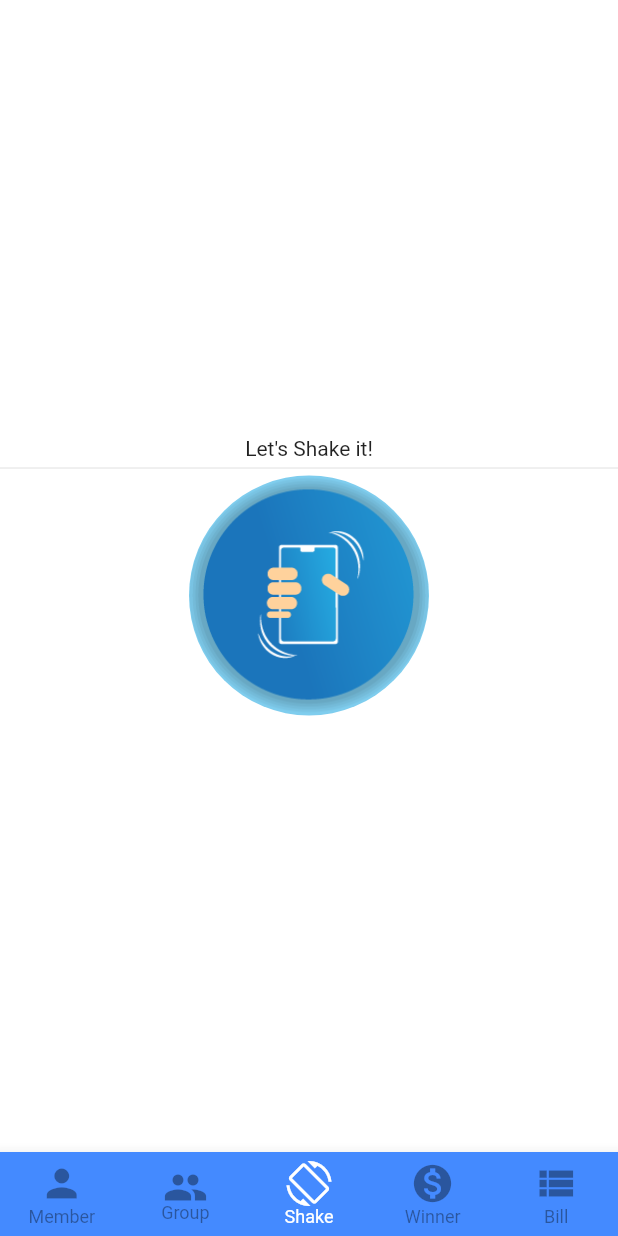
After one commit to AkiraDT/D-Arisan---Flutter, a Flutter app: the screen it shows after launch, item 3 of the bottom bar chosen, on a phone screen of 412 x 824 dp. The commit adds this screen. Run offline on Flutter 3.47's test engine with Material 2 defaults, Android fonts, the phone set to English and light mode, and no system bars; our stand-ins replace flutter_riverpod, flutter_secure_storage, image_picker.

Commit message:
add shake screen

```diff
--- a/lib/main_tab/main_tab_view_model.dart
+++ b/lib/main_tab/main_tab_view_model.dart
@@ -1,5 +1,6 @@
 import 'package:darisan/group/group_screen.dart';
 import 'package:darisan/member/member_screen.dart';
+import 'package:darisan/shake_arisan/shake_arisan_screen.dart';
 import 'package:flutter/cupertino.dart';
 import 'package:flutter_riverpod/flutter_riverpod.dart';
 
@@ -23,7 +24,7 @@ class MainTabViewModel extends StateNotifier {
       case 1:
         return GroupScreen();
       case 2:
-        return MemberScreen();
+        return ShakeArisanScreen();
       case 3:
         return GroupScreen();
       case 4:
--- a/lib/member_add/member_add_screen.dart
+++ b/lib/member_add/member_add_screen.dart
@@ -118,12 +118,14 @@ class MemberAddScreen extends StatelessWidget {
                                           watch(memberAddViewModelProvider);
                                       return state.data.avatarImage == ''
                                           ? Material(
+                                              color: Colors.transparent,
                                               child: CircleAvatar(
                                                   radius: 150,
                                                   backgroundImage: AssetImage(
                                                       'assets/images/add_picture.png')),
                                             )
                                           : Material(
+                                              color: Colors.transparent,
                                               child: CircleAvatar(
                                                   radius: 150,
                                                   backgroundImage: FileImage(
--- /dev/null
+++ b/lib/shake_arisan/shake_arisan_screen.dart
@@ -0,0 +1,86 @@
+import 'dart:math';
+
+import 'package:darisan/core/common/async_state.dart';
+import 'package:darisan/core/widget/loading_circle.dart';
+import 'package:darisan/member/widget/member_detail.dart';
+import 'package:darisan/shake_arisan/shake_arisan_view_model.dart';
+import 'package:flutter/cupertino.dart';
+import 'package:flutter/material.dart';
+import 'package:flutter_riverpod/flutter_riverpod.dart';
+
+class ShakeArisanScreen extends StatefulWidget{
+  @override
+  _ShakeArisanScreenState createState() => _ShakeArisanScreenState();
+
+}
+
+class _ShakeArisanScreenState extends State<ShakeArisanScreen> with TickerProviderStateMixin{
+  late AnimationController animationController;
+
+  @override
+  void initState() {
+    super.initState();
+    animationController = AnimationController(vsync: this, duration: Duration(seconds: 5), upperBound: pi * 2);
+    animationController.forward();
+    animationController.addListener(() {
+      setState(() {
+        if (animationController.status == AnimationStatus.completed) {
+          animationController.repeat();
+        }
+      });
+    });
+  }
+
+  @override
+  Widget build(BuildContext context) {
+    return Consumer(builder: (context, watch, child) {
+      final state = watch(shakeArisanViewModelProvider);
+
+      if (state is Loading) {
+        return Center(
+          child: AnimatedBuilder(
+            animation: animationController,
+            child: CircleAvatar(
+              radius: 80,
+              backgroundImage: AssetImage('assets/images/shake.png'),
+            ),
+            builder: (context, widget) {
+              return Transform.rotate(
+                angle: animationController.value,
+                child: widget,
+              );
+            },
+          ),
+        );
+      } else if (state is Success) {
+        return Column(
+          children: [
+            MemberDetail(name: state.data.name, gender: state.data.gender, phoneNumber: state.data.phoneNumber, avatarImage: state.data.avatarImage, group: state.data.group),
+            TextButton(onPressed: () => context.read(shakeArisanViewModelProvider.notifier).shakeIt(), child: Text('Shake Again'))
+          ],
+        );
+      }
+
+      return Center(
+          child: Column(
+            mainAxisAlignment: MainAxisAlignment.center,
+            children: [
+              Text('Let\'s Shake it!'),
+              Divider(
+                height: 10,
+              ),
+              InkWell(
+                onTap: () => context.read(shakeArisanViewModelProvider.notifier).shakeIt(),
+                child: CircleAvatar(
+                  radius: 80,
+                  backgroundImage: AssetImage('assets/images/shake.png'),
+                ),
+              )
+            ],
+          ),
+        );
+
+    },);
+  }
+
+}
--- /dev/null
+++ b/lib/shake_arisan/shake_arisan_view_model.dart
@@ -0,0 +1,54 @@
+import 'dart:convert';
+import 'dart:math';
+
+import 'package:darisan/core/common/async_state.dart';
+import 'package:darisan/core/common/keys.dart';
+import 'package:darisan/core/models/member.dart';
+import 'package:darisan/core/providers/storage_provider.dart';
+import 'package:flutter_riverpod/flutter_riverpod.dart';
+import 'package:flutter_secure_storage/flutter_secure_storage.dart';
+import 'package:uuid/uuid.dart';
+
+
+final shakeArisanViewModelProvider =
+StateNotifierProvider.autoDispose<ShakeArisanViewModel, AsyncState<Member>>(
+        (ref) => ShakeArisanViewModel(ref.read(storageProvider)));
+
+class ShakeArisanViewModel extends StateNotifier<AsyncState<Member>> {
+  final FlutterSecureStorage _storage;
+
+  ShakeArisanViewModel(this._storage) : super( Initial(new Member.Initial()));
+
+  void shakeIt() async {
+    state = Loading(state.data);
+    try{
+      var storageData = await _storage.read(key: KEY_MEMBER);
+
+      Future.delayed(Duration(milliseconds: 3000), () {
+        if (storageData == null) {
+          state = Error('No Data Found! Storage Empty!', state.data);
+          print('No Data Found! Storage Empty!');
+        } else {
+          var listString = List.from(jsonDecode(storageData));
+          List<Member> listData = listString.map((dat) => new Member.fromJson(jsonDecode(dat))).toList();
+          Random rand = new Random();
+          String choosenId = listData.elementAt(rand.nextInt(listData.length)).id;
+
+          Member dat = listData.singleWhere((element) => element.id == choosenId, orElse: () => new Member.Initial());
+          if (dat.id == '') {
+            state = Error('No Data Found!', state.data);
+            print('No Data Found!');
+          } else {
+            state = Success(dat);
+          }
+        }
+      });
+
+    }catch(exception){
+      print('Something Went Wrong with Form Member Add: ${exception}');
+      state = Error(exception.toString(), state.data);
+    }
+  }
+
+
+}
```
Also changed, not shown: assets/images/shake.png (added).
